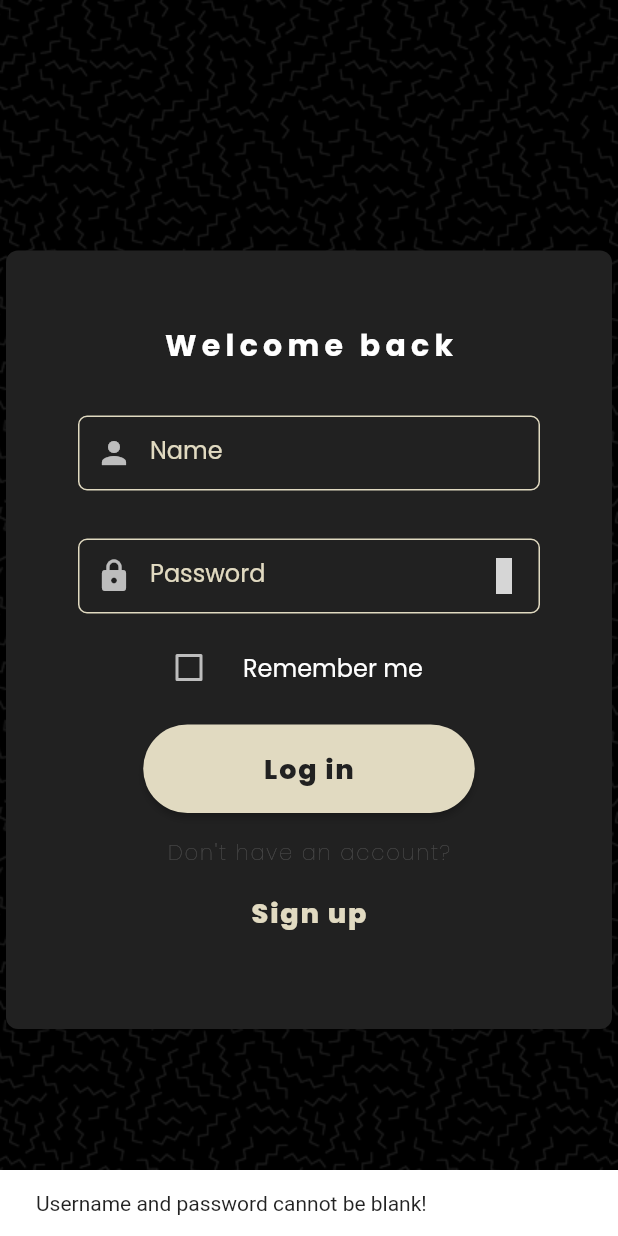
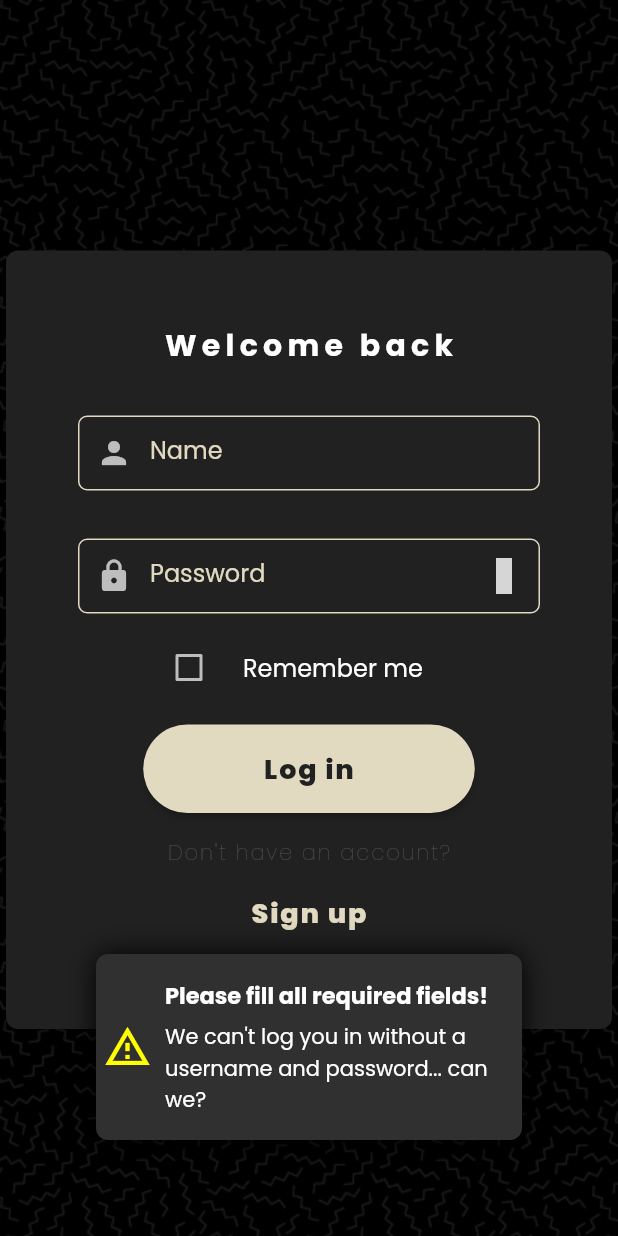
Before and after one commit to Shwokl/frontend, a Flutter app: the screen it shows after launch, after a tap on "Log in", on a phone screen of 412 x 824 dp. Run offline on Flutter 3.47's test engine with Material 2 defaults, Android fonts, the phone set to English and light mode, and no system bars; our stand-ins replace bloc, equatable, flushbar, flutter_bloc, material_design_icons_flutter; grey boxes are pictures that could not be loaded.

Commit message:
Replace default snackbar with custom flushbar

```diff
--- a/lib/src/ui/pages/register/functions.dart
+++ b/lib/src/ui/pages/register/functions.dart
@@ -1,10 +1,10 @@
 // External imports
 import 'package:flutter/material.dart';
 import 'package:flutter_bloc/flutter_bloc.dart';
+import 'package:frontend/src/ui/widgets/snackbar.dart';
 
 // Local imports
 import '../../../bloc/auth/auth_bloc.dart';
-import '../../widgets/snackbar.dart';
 
 void navigateToLogin(BuildContext context) {
   Future.delayed(Duration.zero).then(
@@ -40,9 +40,11 @@ void sendSignupEvent(
       password: password,
     ));
   } else {
-    showSnackbar(
-      context: context,
-      content: 'Username, password and email cannot be blank!',
+    showWarningSnackbar(
+      context,
+      title: "Oops...",
+      message:
+          "The username, password and email fields are required.\nPlease consider filling them in!",
     );
   }
 }
--- a/lib/src/ui/widgets/dialogs/login_dialog/functions.dart
+++ b/lib/src/ui/widgets/dialogs/login_dialog/functions.dart
@@ -37,9 +37,10 @@ void sendLoginEvent(
       ),
     );
   } else {
-    showSnackbar(
-      context: context,
-      content: 'Username and password cannot be blank!',
+    showWarningSnackbar(
+      context,
+      title: "Please fill all required fields!",
+      message: "We can't log you in without a username and password... can we?",
     );
   }
 }
--- a/lib/src/ui/widgets/snackbar.dart
+++ b/lib/src/ui/widgets/snackbar.dart
@@ -1,16 +1,63 @@
+import 'package:flushbar/flushbar.dart';
 import 'package:flutter/material.dart';
 
 ///
 /// [showSnackbar] is self explanatory. It will display the given [content]
 /// in a custom snackbar
 ///
-void showSnackbar({
-  @required BuildContext context,
-  @required String content,
+void showSnackbar(
+  BuildContext context, {
+  @required String title,
+  @required String message,
+  @required Icon icon,
 }) {
-  ScaffoldMessenger.of(context).showSnackBar(
-    SnackBar(
-      content: Text(content),
-    ),
+  Flushbar(
+    title: title,
+    message: message,
+    icon: icon,
+    boxShadows: const [BoxShadow(blurRadius: 16.0)],
+    maxWidth: 450,
+    borderRadius: 8.0,
+    margin: const EdgeInsets.all(64.0),
+    duration: const Duration(seconds: 5),
+  ).show(context);
+}
+
+void showErrorSnackbar(
+  BuildContext context, {
+  @required String title,
+  @required String message,
+}) {
+  const Icon errorIcon = Icon(
+    Icons.error_outline,
+    color: Colors.redAccent,
+    size: 32.0,
   );
+  showSnackbar(context, title: title, message: message, icon: errorIcon);
 }
+
+void showSuccessSnackbar(
+  BuildContext context, {
+  @required String title,
+  @required String message,
+}) {
+  const Icon successIcon = Icon(
+    Icons.check,
+    color: Colors.greenAccent,
+    size: 32.0,
+  );
+  showSnackbar(context, title: title, message: message, icon: successIcon);
+}
+
+void showWarningSnackbar(
+  BuildContext context, {
+  @required String title,
+  @required String message,
+}) {
+  const Icon successIcon = Icon(
+    Icons.warning_amber_outlined,
+    color: Colors.yellowAccent,
+    size: 32.0,
+  );
+  showSnackbar(context, title: title, message: message, icon: successIcon);
+}
```
Also changed, not shown: lib/src/ui/pages/login/login_page.dart (+9 -7 lines), lib/src/ui/pages/register/register_page.dart (+9 -8 lines), pubspec.yaml (+4 -3 lines), pubspec.lock.
